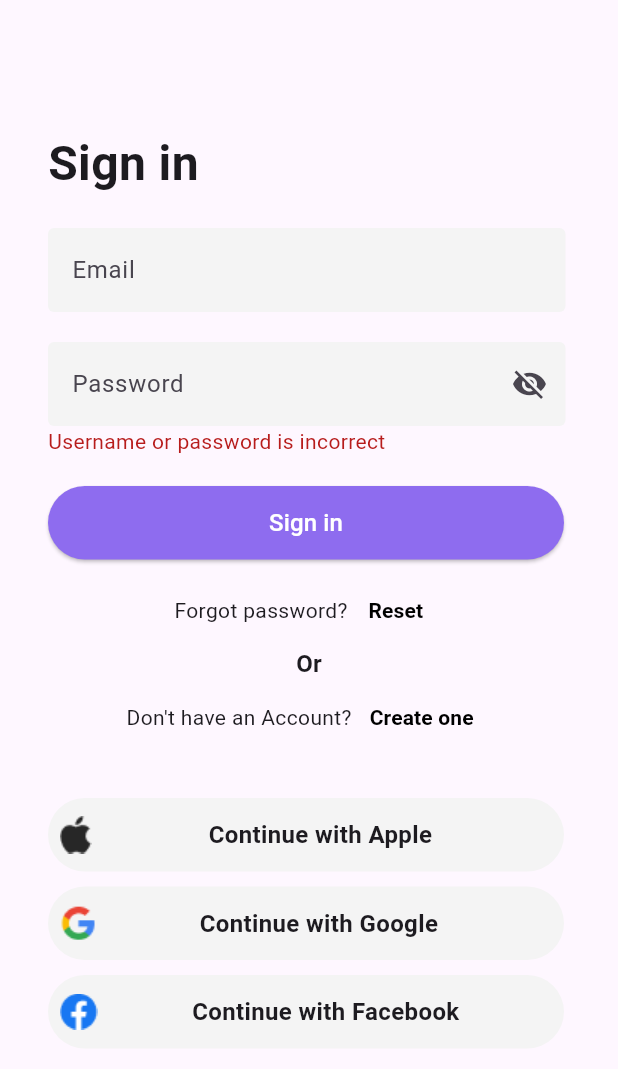
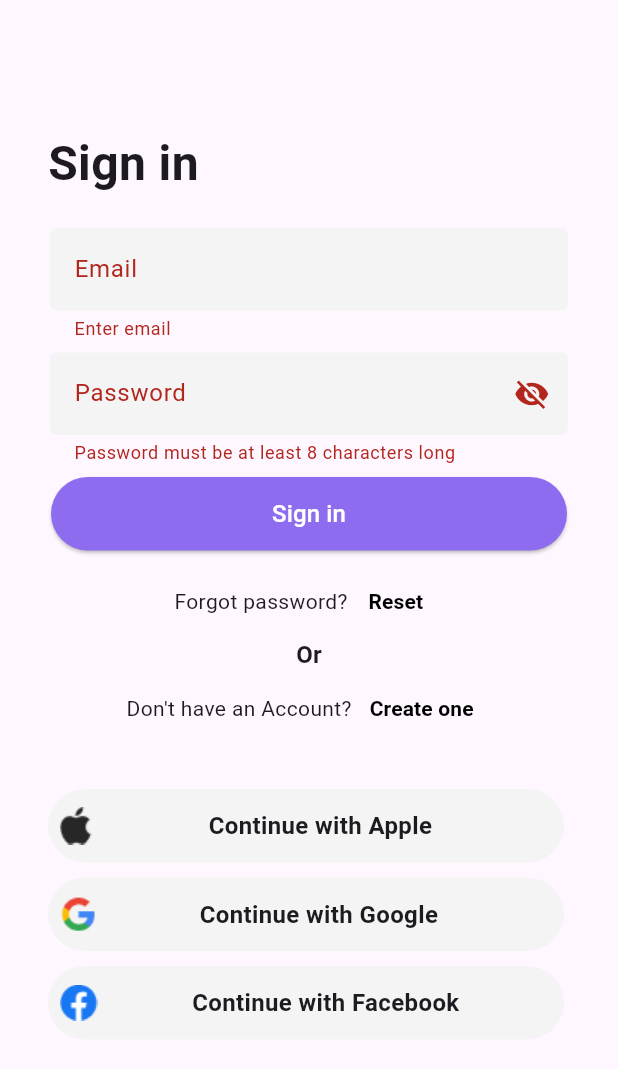
Before and after one commit to elmir01/ecommerce_app, a Flutter app: the screen it shows after launch, after a tap on "Sign in", on a phone screen of 412 x 824 dp. Shown: the top 1069 px of the screen. Run offline on Flutter 3.47's test engine with Material 3 defaults, Android fonts, the phone set to English and light mode, and no system bars; our stand-ins replace carousel_slider, flutter_riverpod, flutter_screenutil, get_it, image_cropper, image_picker and 4 more; missing offline and left inert: dart:ffi; accounts and stored records are empty.

Commit message:
next-commit

```diff
--- a/lib/viewmodels/register_page_viewmodel.dart
+++ b/lib/viewmodels/register_page_viewmodel.dart
@@ -1,5 +1,3 @@
-
-
 import 'package:flutter/widgets.dart';
 import 'package:flutter/cupertino.dart';
 import 'package:flutter/material.dart';
@@ -13,17 +11,73 @@ class RegisterPageViewModel extends ChangeNotifier {
   TextEditingController emailController = TextEditingController();
   TextEditingController passwordController = TextEditingController();
 
+  String? emailValidator(value) {
+    if (value == null || value.isEmpty) {
+      return 'Enter email';
+    }
+    final emailRegex = RegExp(r'^[\w-\.]+@([\w-]+\.)+[\w-]{2,4}$');
+    if (!emailRegex.hasMatch(value)) {
+      return 'Enter a valid email';
+    }
+    return null;
+  }
+  String? passwordValidator(value){
+    if(value!.length<8){
+      return 'Password must be at least 8 characters long';
+    }
+    return null;
+  }
+
+
+  showRegisterDialog(
+      {required context,
+       AlertDialog Function(BuildContext context)? builder}) {
+    showDialog(
+      context: context,
+      builder: (BuildContext context) {
+        return AlertDialog(
+          title: const Text('Error'),
+          content: const Text(
+            'Username or password is incorrect',
+          ),
+          actions: <Widget>[
+
+            TextButton(
+              style: TextButton.styleFrom(
+                textStyle: Theme.of(context).textTheme.labelLarge,
+              ),
+              child: const Text('Close'),
+              onPressed: () {
+                Navigator.of(context).pop();
+              },
+            ),
+          ],
+        );
+      },
+    );
+  }
 
   notifyListeners();
+
   final db = DatabaseHelper();
-  signUp(BuildContext context)async{
-    var res = await db.createUser(User(firstName: firstNameController.text,email: emailController.text,lastName: lastNameController.text, password: passwordController.text));
-    if(res>0){
+
+  signUp(BuildContext context) async {
+    var res = await db.createUser(User(
+        firstName: firstNameController.text,
+        email: emailController.text,
+        lastName: lastNameController.text,
+        password: passwordController.text));
+    if (res > 0 &&
+        emailController.text.isNotEmpty &&
+        lastNameController.text.isNotEmpty &&
+        emailController.text.isNotEmpty &&
+        passwordController.text.isNotEmpty) {
       firstNameController.clear();
       lastNameController.clear();
       emailController.clear();
       passwordController.clear();
-      Navigator.push(context, MaterialPageRoute(builder: (context)=> const LoginScreen()));
+      //  Navigator.pushReplacement(context, MaterialPageRoute(builder: (context)=> const LoginScreen()));
+      Navigator.pop(context);
       notifyListeners();
     }
   }
--- a/lib/views/auth/forgot_password_screen.dart
+++ b/lib/views/auth/forgot_password_screen.dart
@@ -48,9 +48,9 @@ class _ForgotPasswordScreenState extends ConsumerState<ForgotPasswordScreen> {
                   controller: emailController,
                   text: Text('Email'),
                 ),
-                SizedBox(
-                  height: 30.sp,
-                ),
+                // SizedBox(
+                //   height: 30.sp,
+                // ),
                 CustomButton(
                   text: 'Send Code',
                   onPressed: () {
--- a/lib/views/auth/login_screen.dart
+++ b/lib/views/auth/login_screen.dart
@@ -1,3 +1,5 @@
+import 'dart:async';
+
 import 'package:ecommerce_app/management/flutter_management.dart';
 import 'package:ecommerce_app/views/auth/register_screen.dart';
 import 'package:ecommerce_app/views/main/main_screen.dart';
@@ -13,7 +15,6 @@ import 'package:shared_preferences/shared_preferences.dart';
 import '../../data/db_helper.dart';
 import '../../models/user.dart';
 
-
 import '../../widgets/login_container.dart';
 import '../home/home_screen.dart';
 import 'forgot_password_screen.dart';
@@ -28,6 +29,7 @@ class LoginScreen extends ConsumerStatefulWidget {
 class _LoginScreenState extends ConsumerState<LoginScreen> {
   // TextEditingController emailController = TextEditingController();
   // TextEditingController passwordController = TextEditingController();
+  var key = GlobalKey<FormState>();
 
   bool _passwordVisible = false;
 
@@ -37,31 +39,6 @@ class _LoginScreenState extends ConsumerState<LoginScreen> {
     super.initState();
     _passwordVisible = false;
   }
-
-  // bool isLoginTrue = false;
-  //
-  // final db = DatabaseHelper();
-  //
-  // //Login Method
-  // //We will take the value of text fields using controllers in order to verify whether details are correct or not
-  // login() async {
-  //   User? usrDetails = await db.getUser(emailController.text);
-  //   var res = await db.authenticate(User(
-  //       email: emailController.text, password: passwordController.text));
-  //   if (res == true) {
-  //     //If result is correct then go to profile or home
-  //     if (!mounted) return;
-  //
-  //     Navigator.pushAndRemoveUntil(
-  //         context, CupertinoPageRoute(builder: (context) => MainScreen()), (
-  //         route) => false);
-  //   } else {
-  //     //Otherwise show the error message
-  //     setState(() {
-  //       isLoginTrue = true;
-  //     });
-  //   }
-  // }
 
   @override
   Widget build(BuildContext context) {
@@ -88,14 +65,27 @@ class _LoginScreenState extends ConsumerState<LoginScreen> {
                 SizedBox(
                   height: 20.sp,
                 ),
+                Form(
+                  key: key,
+                    child: Column(
+                  children: [
                     CustomTextfield(
-                    controller: ref.watch(loginPageViewModel).emailController, text: Text('Email')),
+                        validator:
+                            ref.read(registerPageViewModel).emailValidator,
+                        textInputType: TextInputType.emailAddress,
+                        controller:
+                            ref.watch(loginPageViewModel).emailController,
+                        text: Text('Email')),
                     SizedBox(
-                  height: 20.sp,
+                      height: 8.sp,
                     ),
                     CustomTextfield(
+                      validator:
+                          ref.read(registerPageViewModel).passwordValidator,
+                      textInputType: TextInputType.visiblePassword,
                       obscureText: !_passwordVisible,
-                  controller: ref.watch(loginPageViewModel).passwordController,
+                      controller:
+                          ref.watch(loginPageViewModel).passwordController,
                       text: Text('Password'),
                       iconButton: IconButton(
                         onPressed: () {
@@ -110,19 +100,18 @@ class _LoginScreenState extends ConsumerState<LoginScreen> {
                               ),
                       ),
                     ),
-                ref.watch(loginPageViewModel).isLoginTrue
-                    ? Text(
-                  "Username or password is incorrect",
-                  style: TextStyle(color: Colors.red.shade900),
-                )
-                    : const SizedBox(),
+
+
                     SizedBox(
-                  height: 20.sp,
+                      height: 8.sp,
                     ),
                     CustomButton(
                       text: 'Sign in',
-                  onPressed: () {
+                      onPressed: () async {
+                        if(key.currentState!.validate()){
                           ref.read(loginPageViewModel).login(context);
+                        }
+
                       },
                     ),
                     SizedBox(
@@ -159,8 +148,8 @@ class _LoginScreenState extends ConsumerState<LoginScreen> {
                       children: [
                         Text(
                           'Or',
-                      style:
-                      TextStyle(fontWeight: FontWeight.bold, fontSize: 16),
+                          style: TextStyle(
+                              fontWeight: FontWeight.bold, fontSize: 16),
                         ),
                       ],
                     ),
@@ -190,6 +179,8 @@ class _LoginScreenState extends ConsumerState<LoginScreen> {
                         ),
                       ],
                     ),
+                  ],
+                )),
                 SizedBox(
                   height: 30.sp,
                 ),
--- a/lib/views/home/home_screen.dart
+++ b/lib/views/home/home_screen.dart
@@ -56,6 +56,7 @@ class _HomeScreenState extends ConsumerState<HomeScreen> {
   @override
   Widget build(BuildContext context) {
     return Scaffold(
+      appBar: AppBar(),
       body: Padding(
         padding: EdgeInsets.symmetric(horizontal: 16.sp),
         child: SingleChildScrollView(
--- a/lib/views/main/main_screen.dart
+++ b/lib/views/main/main_screen.dart
@@ -37,7 +37,7 @@ class _MainScreenState extends ConsumerState<MainScreen>
   Widget build(BuildContext context) {
     // TODO: implement build
     return Scaffold(
-      appBar: AppBar(),
+
       body: screens[selectedIndex],
       bottomNavigationBar: BottomNavigationBar(
         enableFeedback: false,
--- a/lib/views/settings/settings_screen.dart
+++ b/lib/views/settings/settings_screen.dart
@@ -42,6 +42,7 @@ class _SettingsScreenState extends ConsumerState<SettingsScreen> {
     final userViewModel = ref.watch(getUserViewModel);
     print(ref.watch(getUserViewModel).user!.firstName);
     return Scaffold(
+      appBar: AppBar(),
       body: SingleChildScrollView(
         child: IntrinsicWidth(
           stepWidth: double.infinity,
--- a/lib/widgets/custom_textfield.dart
+++ b/lib/widgets/custom_textfield.dart
@@ -1,9 +1,13 @@
+import 'package:flutter/animation.dart';
 import 'package:flutter/cupertino.dart';
 import 'package:flutter/material.dart';
+import 'package:flutter/services.dart';
 import 'package:flutter/widgets.dart';
 import 'package:flutter_screenutil/flutter_screenutil.dart';
 
 class CustomTextfield extends StatelessWidget {
+  String? Function(String?)? validator;
+  TextInputType? textInputType;
   TextEditingController controller;
   IconButton? iconButton;
   bool obscureText;
@@ -11,17 +15,30 @@ class CustomTextfield extends StatelessWidget {
   double height;
   Text text;
 
-   CustomTextfield({required this.controller,required this.text,this.iconButton,this.obscureText=false,this.width=345,this.height=56});
+  CustomTextfield({
+    required this.controller,
+    required this.text,
+    this.iconButton,
+    this.obscureText = false,
+    this.width = 345,
+    this.height = 75,
+    this.validator,
+    this.textInputType
+  });
 
   @override
   Widget build(BuildContext context) {
-    return  SizedBox(
+    return SizedBox(
       width: width.sp,
       height: height.sp,
       child: TextFormField(
+        keyboardType: textInputType,
+        validator: validator,
         obscureText: obscureText,
         controller: controller,
         decoration: InputDecoration(
+          errorStyle: TextStyle(fontSize: 12.sp),
+          contentPadding: EdgeInsets.symmetric(vertical: 16.0, horizontal: 12.0),
           filled: true,
           fillColor: Color.fromARGB(255, 244, 244, 244),
           label: text,
```
Also changed, not shown: lib/viewmodels/login_page_viewmodel.dart (+27 -0 lines), lib/views/auth/change_password_screen.dart (+6 -6 lines), lib/views/auth/register_screen.dart (+59 -13 lines), lib/views/home/cart_screen.dart (+29 -21 lines), lib/views/home/notification_screen.dart (+30 -2 lines), lib/views/home/orders_screen.dart (+24 -18 lines), lib/views/settings/add_address_screen.dart (+6 -6 lines), lib/views/settings/add_card_screen.dart (+8 -8 lines), assets/emptycart.png (added), assets/emptycarttext.png (added), assets/notification.png (added). Lines whose indentation alone changed are shown as unchanged.
